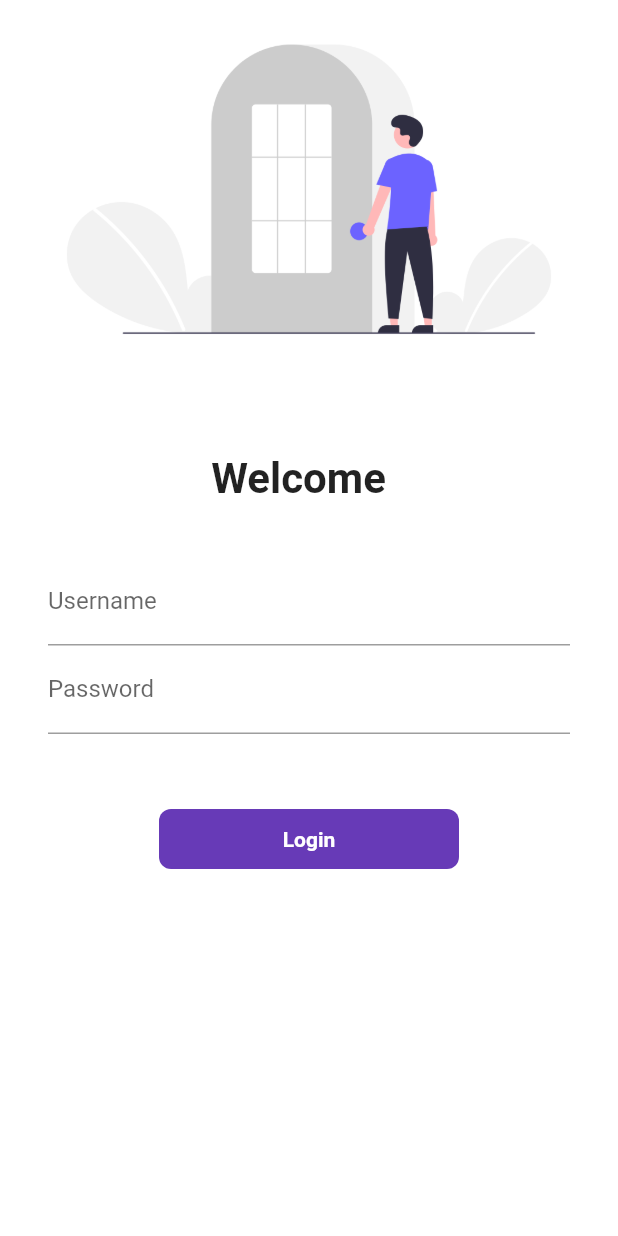
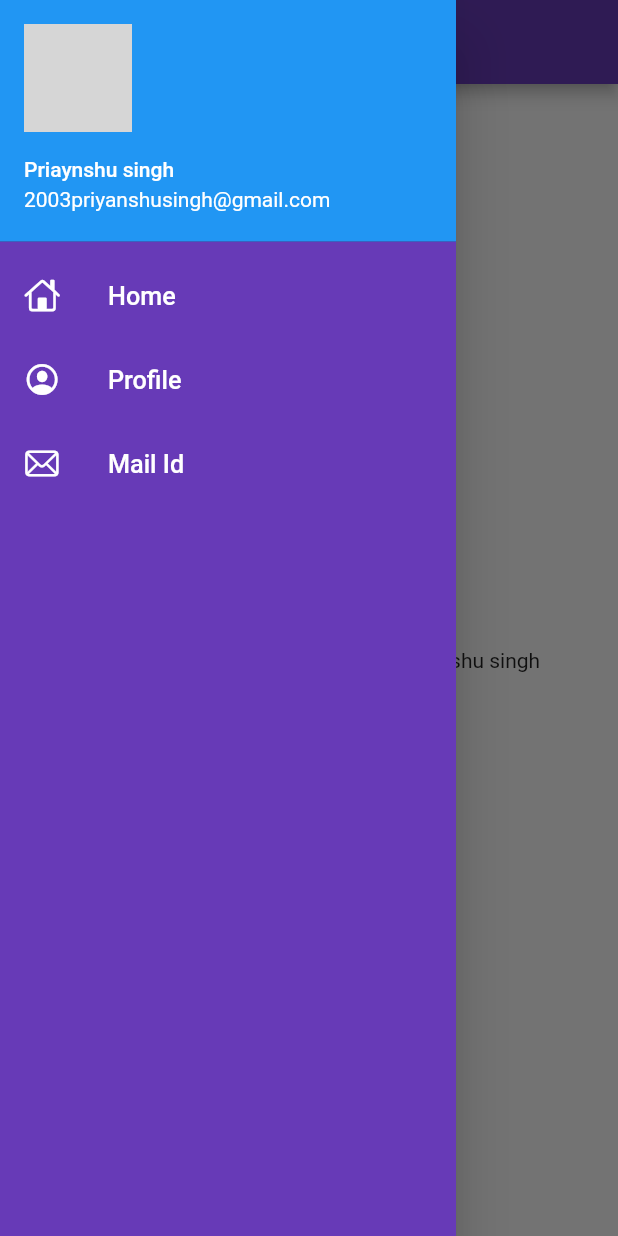
Before and after one commit to 27priyanshu/Catalog_App, a Flutter app: the screen it shows after launch, with the side drawer open (before the commit the screen has no drawer), on a phone screen of 412 x 824 dp. Run offline on Flutter 3.47's test engine with Material 2 defaults, Android fonts, the phone set to English and light mode, and no system bars; our stand-ins replace google_fonts; network calls fail; grey boxes are pictures that could not be loaded.

Commit message:
day 8 completed

```diff
--- a/lib/main.dart
+++ b/lib/main.dart
@@ -17,14 +17,14 @@ class MyApp extends StatelessWidget {
       debugShowCheckedModeBanner: false,
       themeMode: ThemeMode.dark,
       theme: ThemeData(
-        fontFamily: GoogleFonts.lato().fontFamily ,
+        fontFamily: GoogleFonts.lato().fontFamily,
         // primaryTextTheme: GoogleFonts.latoTextTheme(),
       ),
       darkTheme: ThemeData(
         brightness: Brightness.light,
       ),
       routes: {
-        "/": (context) => LoginPage(),
+        "/": (context) => HomePage(),
         MyRoutes.homeRoute: (context) => HomePage(),
         MyRoutes.loginRoute: (context) => LoginPage(),
       },
--- a/lib/pages/homepage.dart
+++ b/lib/pages/homepage.dart
@@ -1,24 +1,25 @@
 import 'package:flutter/material.dart';
 
+import '../widgets/drawer.dart';
+
 class HomePage extends StatelessWidget {
-
   final int days = 25;
   final String name = "Priaynshu singh";
 
   @override
   Widget build(BuildContext context) {
-    return  Scaffold(
+    return Scaffold(
       appBar: AppBar(
-        centerTitle:true,
+        centerTitle: true,
+        backgroundColor: Colors.deepPurple,
         title: const Text("Catalog App"),
       ),
       body: Center(
         child: Container(
           child: Text("Welcome to $days days of code with $name"),
-          ),
         ),
-      drawer: Drawer(),
-      )
-      ;
+      ),
+      drawer: MyDrawer(),
+    );
   }
 }
--- a/lib/pages/login_page.dart
+++ b/lib/pages/login_page.dart
@@ -78,11 +78,11 @@ class _LoginPageState extends State<LoginPage> {
                         ),
                         validator: (value) {
                           if (value!.isEmpty) {
-                            return null;
-                          } else if (value.length < 6) {
-                            return "password length should be 6";
+                            return "Password cant be Empty";
+                            // } else if (value.length < 6) {
+                            //   return "password length should be 6";
                           }
-                          return "Password cant be Empty";
+                          return null;
                         },
                       ),
                       SizedBox(
--- /dev/null
+++ b/lib/widgets/drawer.dart
@@ -0,0 +1,69 @@
+import 'package:flutter/cupertino.dart';
+import 'package:flutter/material.dart';
+
+class MyDrawer extends StatelessWidget {
+  @override
+  Widget build(BuildContext context) {
+    final imageUrl =
+        "https://www.google.com/search?q=priyanshu+singh+sdc&rlz=1C1GCEA_enIN984IN984&oq=priya&aqs=chrome.1.69i57j35i39j69i59j0i131i433i512j46i131i433j69i60l2j69i61.3732j0j7&sourceid=chrome&ie=UTF-8#imgrc=Em3T92ajoyMFGM";
+    return Drawer(
+      child: Container(
+        color: Colors.deepPurple,
+        child: ListView(
+          padding: EdgeInsets.zero,
+          children: [
+            DrawerHeader(
+                padding: EdgeInsets.zero,
+                child: UserAccountsDrawerHeader(
+                  margin: EdgeInsets.zero,
+                  accountName: Text("Priaynshu singh"),
+                  accountEmail: Text("2003priyanshusingh@gmail.com"),
+                  currentAccountPicture: CircleAvatar(
+                    backgroundImage: NetworkImage(imageUrl),
+                  ),
+                )),
+            ListTile(
+              leading: Icon(
+                CupertinoIcons.home,
+                color: Colors.white,
+              ),
+              title: Text(
+                "Home",
+                textScaleFactor: 1.2,
+                style: TextStyle(
+                  color: Colors.white,
+                ),
+              ),
+            ),
+            ListTile(
+              leading: Icon(
+                CupertinoIcons.profile_circled,
+                color: Colors.white,
+              ),
+              title: Text(
+                "Profile",
+                textScaleFactor: 1.2,
+                style: TextStyle(
+                  color: Colors.white,
+                ),
+              ),
+            ),
+            ListTile(
+              leading: Icon(
+                CupertinoIcons.mail,
+                color: Colors.white,
+              ),
+              title: Text(
+                "Mail Id",
+                textScaleFactor: 1.2,
+                style: TextStyle(
+                  color: Colors.white,
+                ),
+              ),
+            ),
+          ],
+        ),
+      ),
+    );
+  }
+}
```
Also changed, not shown: assets/images/profile-pic - Copy.png (added).
